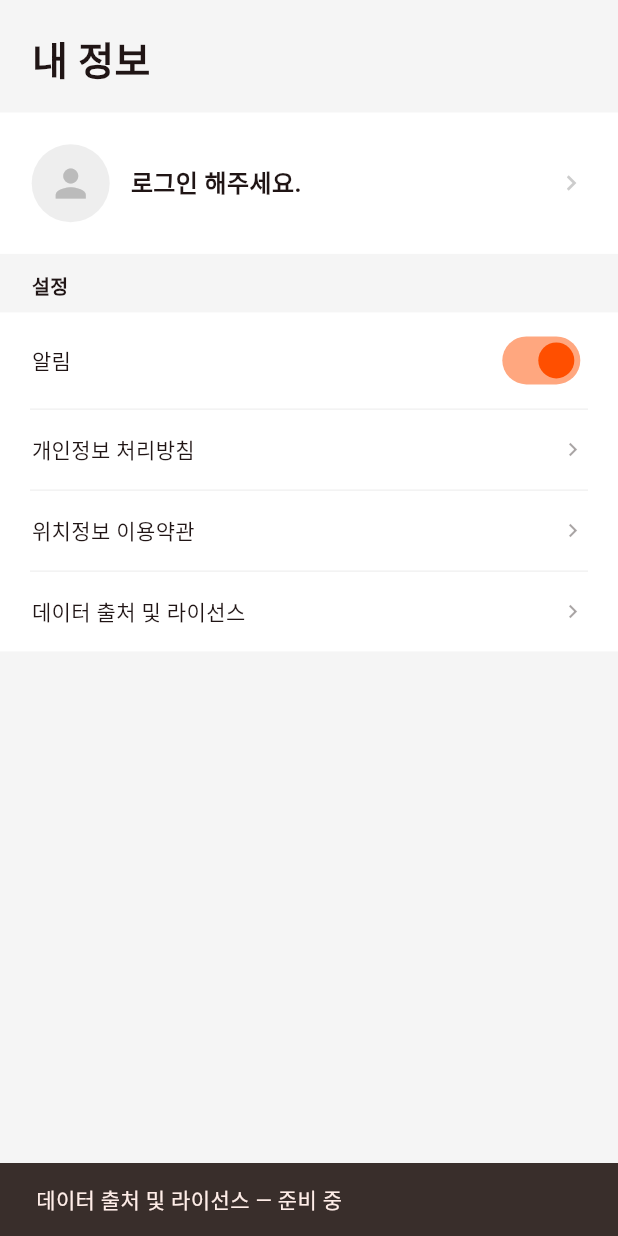
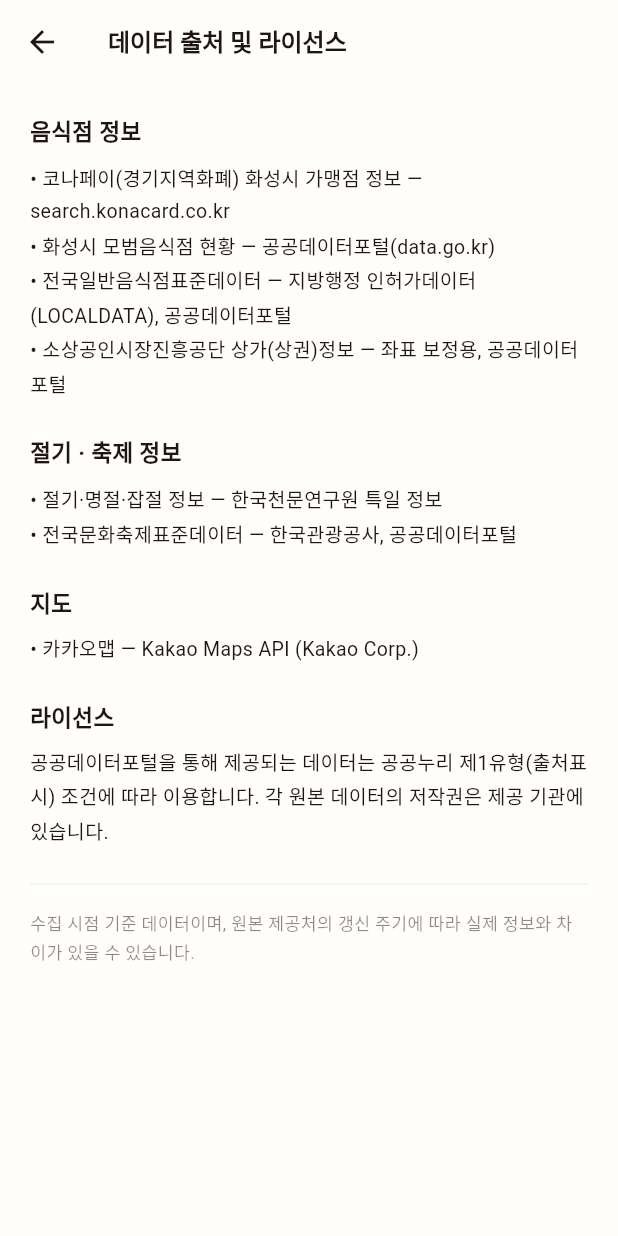
Before and after one commit to Seongwonp/hwaseong-eats, a Flutter app: the ProfileScreen screen opened directly, after a tap on "데이터 출처 및 라이선스", on a phone screen of 412 x 824 dp. Run offline on Flutter 3.47's test engine with Material 3 defaults, Android fonts, the phone set to English and light mode, and no system bars; our stand-ins replace dio, flutter_dotenv, flutter_riverpod, flutter_secure_storage, geolocator, go_router and 4 more; missing offline and left inert: dart:html, dart:js, dart:ui_web, kakao_flutter_sdk_user, webview_flutter_android, webview_flutter_wkwebview; accounts and stored records are empty; network calls fail; Roboto replaces fonts that are missing (NotoSerifKR).

Commit message:
feat(frontend): 개인정보/위치정보/데이터출처 약관 화면 내용 채움
세 화면 다 스텁 상태였다 — 개인정보 처리방침은 플레이스홀더 텍스트만,
위치정보 이용약관·데이터 출처는 스낵바만 뜨고 화면 자체가 없었다.
공통 PolicyPage 위젯으로 세 화면 모두 실제 콘텐츠와 라우트를 연결했다.
데이터 출처는 실제 수집 파이프라인(코나페이·모범음식점·LOCALDATA·상가정보·
카카오맵·문화축제표준데이터) 기준으로 작성.

Co-Authored-By: Claude Sonnet 5 <noreply@anthropic.com>

```diff
--- a/frontend/lib/core/router.dart
+++ b/frontend/lib/core/router.dart
@@ -13,6 +13,8 @@ import '../screens/keyword_recommendations_screen.dart';
 import '../screens/saved_restaurants_screen.dart';
 import '../screens/my_reviews_screen.dart';
 import '../screens/privacy_policy_screen.dart';
+import '../screens/location_terms_screen.dart';
+import '../screens/data_license_screen.dart';
 
 final router = GoRouter(
   initialLocation: '/',
@@ -76,5 +78,11 @@ final router = GoRouter(
     GoRoute(
         path: '/privacy-policy',
         builder: (_, __) => const PrivacyPolicyScreen()),
+    GoRoute(
+        path: '/location-terms',
+        builder: (_, __) => const LocationTermsScreen()),
+    GoRoute(
+        path: '/data-license',
+        builder: (_, __) => const DataLicenseScreen()),
   ],
 );
--- /dev/null
+++ b/frontend/lib/screens/data_license_screen.dart
@@ -0,0 +1,40 @@
+import 'package:flutter/material.dart';
+import '../widgets/policy_page.dart';
+
+class DataLicenseScreen extends StatelessWidget {
+  const DataLicenseScreen({super.key});
+
+  @override
+  Widget build(BuildContext context) {
+    return const PolicyPage(
+      title: '데이터 출처 및 라이선스',
+      sections: [
+        PolicySection(
+          heading: '음식점 정보',
+          body:
+              '• 코나페이(경기지역화폐) 화성시 가맹점 정보 — search.konacard.co.kr\n'
+              '• 화성시 모범음식점 현황 — 공공데이터포털(data.go.kr)\n'
+              '• 전국일반음식점표준데이터 — 지방행정 인허가데이터(LOCALDATA), 공공데이터포털\n'
+              '• 소상공인시장진흥공단 상가(상권)정보 — 좌표 보정용, 공공데이터포털',
+        ),
+        PolicySection(
+          heading: '절기 · 축제 정보',
+          body:
+              '• 절기·명절·잡절 정보 — 한국천문연구원 특일 정보\n'
+              '• 전국문화축제표준데이터 — 한국관광공사, 공공데이터포털',
+        ),
+        PolicySection(
+          heading: '지도',
+          body: '• 카카오맵 — Kakao Maps API (Kakao Corp.)',
+        ),
+        PolicySection(
+          heading: '라이선스',
+          body:
+              '공공데이터포털을 통해 제공되는 데이터는 공공누리 제1유형(출처표시) 조건에 따라 이용합니다. '
+              '각 원본 데이터의 저작권은 제공 기관에 있습니다.',
+        ),
+      ],
+      footnote: '수집 시점 기준 데이터이며, 원본 제공처의 갱신 주기에 따라 실제 정보와 차이가 있을 수 있습니다.',
+    );
+  }
+}
--- /dev/null
+++ b/frontend/lib/screens/location_terms_screen.dart
@@ -0,0 +1,46 @@
+import 'package:flutter/material.dart';
+import '../widgets/policy_page.dart';
+
+class LocationTermsScreen extends StatelessWidget {
+  const LocationTermsScreen({super.key});
+
+  @override
+  Widget build(BuildContext context) {
+    return const PolicyPage(
+      title: '위치정보 이용약관',
+      sections: [
+        PolicySection(
+          heading: '제1조 (목적)',
+          body:
+              '이 약관은 볏섬(이하 "서비스")이 위치기반서비스를 제공함에 있어 이용자의 권리·의무 및 책임사항을 '
+              '규정함을 목적으로 합니다.',
+        ),
+        PolicySection(
+          heading: '제2조 (서비스 내용)',
+          body:
+              '서비스는 이용자의 현재 위치를 기준으로 주변 음식점을 탐색하고, 거리순 정렬 및 반경 검색을 '
+              '제공합니다. 위치정보는 지도 화면 이용 시에만 일시적으로 사용되며 서버에 별도 저장하지 않습니다.',
+        ),
+        PolicySection(
+          heading: '제3조 (개인위치정보의 이용 및 제공)',
+          body:
+              '서비스는 이용자의 개인위치정보를 이용자가 명시적으로 동의한 목적(주변 음식점 탐색) 범위 내에서만 '
+              '이용하며, 이용자의 동의 없이 제3자에게 제공하지 않습니다.',
+        ),
+        PolicySection(
+          heading: '제4조 (위치정보의 보유기간)',
+          body: '위치정보는 지도 화면에서 검색을 수행하는 동안에만 일시적으로 처리되며 별도로 보관하지 않습니다.',
+        ),
+        PolicySection(
+          heading: '제5조 (이용자의 권리)',
+          body:
+              '이용자는 위치정보 제공에 대한 동의를 언제든지 철회할 수 있으며, 기기의 위치 권한 설정을 통해 '
+              '위치정보 제공을 거부할 수 있습니다. 이 경우 주변 음식점 탐색 기능 일부가 제한될 수 있습니다.',
+        ),
+      ],
+      footnote:
+          '본 화면은 해커톤 데모용으로 작성된 예시 문서이며, 위치정보의 보호 및 이용 등에 관한 법률에 따른 '
+          '실제 신고·심의 절차를 거치지 않았습니다.',
+    );
+  }
+}
--- a/frontend/lib/screens/privacy_policy_screen.dart
+++ b/frontend/lib/screens/privacy_policy_screen.dart
@@ -1,29 +1,51 @@
 import 'package:flutter/material.dart';
 import '../core/theme.dart';
+import '../widgets/policy_page.dart';
 
 class PrivacyPolicyScreen extends StatelessWidget {
   const PrivacyPolicyScreen({super.key});
 
   @override
   Widget build(BuildContext context) {
-    return Scaffold(
-      backgroundColor: AppColors.background,
-      appBar: AppBar(
-        backgroundColor: AppColors.background,
-        elevation: 0,
-        leading: const BackButton(color: AppColors.textPrimary),
-        title: const Text('개인정보 처리방침',
-            style: TextStyle(
-                fontFamily: 'NotoSerifKR',
-                fontSize: 16,
-                fontWeight: FontWeight.w700,
-                color: AppColors.textPrimary)),
-      ),
-      body: const SingleChildScrollView(
-        padding: EdgeInsets.all(20),
-        child: Text('개인정보 처리방침 내용이 들어갑니다.',
-            style: TextStyle(fontSize: 14, height: 1.8)),
-      ),
+    return const PolicyPage(
+      title: '개인정보 처리방침',
+      sections: [
+        PolicySection(
+          heading: '1. 수집하는 개인정보 항목',
+          body:
+              '볏섬은 회원가입 시 이메일, 비밀번호, 닉네임을 수집합니다. 카카오 로그인을 이용하는 경우 '
+              '카카오가 제공하는 회원번호를 수집합니다. 화성 주민 인증 시에는 인증 결과와 유효기간만 저장하며, '
+              '인증에 사용한 서류 원본은 저장하지 않습니다.',
+        ),
+        PolicySection(
+          heading: '2. 수집 목적',
+          body:
+              '회원 식별 및 로그인, 화성 주민 인증 및 화성인증 식사평 제공, 리워드 포인트 적립·전환, '
+              '서비스 부정이용 방지를 위해 개인정보를 이용합니다.',
+        ),
+        PolicySection(
+          heading: '3. 보유 및 이용 기간',
+          body:
+              '회원 탈퇴 시 지체 없이 파기합니다. 다만 관계 법령에 따라 보존이 필요한 정보는 해당 기간 동안 '
+              '별도 보관 후 파기합니다.',
+        ),
+        PolicySection(
+          heading: '4. 제3자 제공',
+          body:
+              '볏섬은 이용자의 개인정보를 원칙적으로 외부에 제공하지 않습니다. 법령에 근거가 있거나 '
+              '이용자가 사전에 동의한 경우에만 예외적으로 제공합니다.',
+        ),
+        PolicySection(
+          heading: '5. 이용자의 권리',
+          body:
+              '이용자는 언제든지 내 정보 화면에서 저장된 정보를 확인하거나 회원 탈퇴를 통해 삭제를 요청할 수 있습니다.',
+        ),
+        PolicySection(
+          heading: '6. 문의처',
+          body: '개인정보 관련 문의는 팀 OPUS (화성시 공공데이터 기반 지역 먹거리 지도 볏섬)로 접수해 주세요.',
+        ),
+      ],
+      footnote: '본 화면은 해커톤 데모용으로 작성된 예시 문서이며, 실제 법률 검토를 거치지 않았습니다.',
     );
   }
 }
--- a/frontend/lib/screens/profile_screen.dart
+++ b/frontend/lib/screens/profile_screen.dart
@@ -211,12 +211,12 @@ class _ProfileScreenState extends ConsumerState<ProfileScreen> {
                     _Divider(),
                     _NavRow(
                       label: '위치정보 이용약관',
-                      onTap: () => _showSnack('위치정보 이용약관'),
+                      onTap: () => context.push('/location-terms'),
                     ),
                     _Divider(),
                     _NavRow(
                       label: '데이터 출처 및 라이선스',
-                      onTap: () => _showSnack('데이터 출처 및 라이선스'),
+                      onTap: () => context.push('/data-license'),
                     ),
                   ],
                 ),
--- /dev/null
+++ b/frontend/lib/widgets/policy_page.dart
@@ -0,0 +1,70 @@
+import 'package:flutter/material.dart';
+import '../core/theme.dart';
+
+/// 개인정보 처리방침 · 위치정보 이용약관 · 데이터 출처 등 약관류 화면의 공통 레이아웃.
+class PolicyPage extends StatelessWidget {
+  final String title;
+  final List<PolicySection> sections;
+  final String? footnote;
+
+  const PolicyPage({
+    super.key,
+    required this.title,
+    required this.sections,
+    this.footnote,
+  });
+
+  @override
+  Widget build(BuildContext context) {
+    return Scaffold(
+      backgroundColor: AppColors.background,
+      appBar: AppBar(
+        backgroundColor: AppColors.background,
+        elevation: 0,
+        leading: const BackButton(color: AppColors.textPrimary),
+        title: Text(title,
+            style: const TextStyle(
+                fontFamily: 'NotoSerifKR',
+                fontSize: 16,
+                fontWeight: FontWeight.w700,
+                color: AppColors.textPrimary)),
+      ),
+      body: SingleChildScrollView(
+        padding: const EdgeInsets.all(20),
+        child: Column(
+          crossAxisAlignment: CrossAxisAlignment.start,
+          children: [
+            for (final section in sections) ...[
+              Text(section.heading,
+                  style: const TextStyle(
+                      fontFamily: 'NotoSerifKR',
+                      fontSize: 15,
+                      fontWeight: FontWeight.w700,
+                      color: AppColors.textPrimary)),
+              const SizedBox(height: 8),
+              Text(section.body,
+                  style: const TextStyle(
+                      fontSize: 13, height: 1.7, color: AppColors.textPrimary)),
+              const SizedBox(height: 24),
+            ],
+            if (footnote != null) ...[
+              const Divider(height: 1, color: Color(0xFFF0F0F0)),
+              const SizedBox(height: 16),
+              Text(footnote!,
+                  style: TextStyle(
+                      fontSize: 11.5,
+                      height: 1.6,
+                      color: AppColors.textPrimary.withValues(alpha: 0.5))),
+            ],
+          ],
+        ),
+      ),
+    );
+  }
+}
+
+class PolicySection {
+  final String heading;
+  final String body;
+  const PolicySection({required this.heading, required this.body});
+}
```
